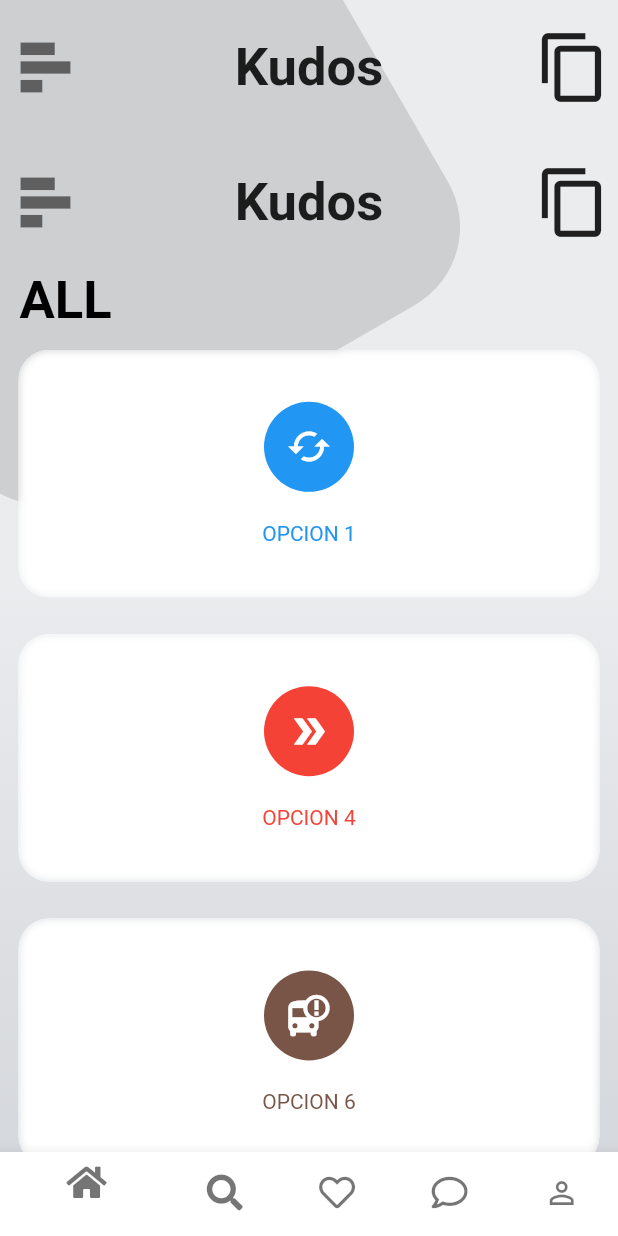
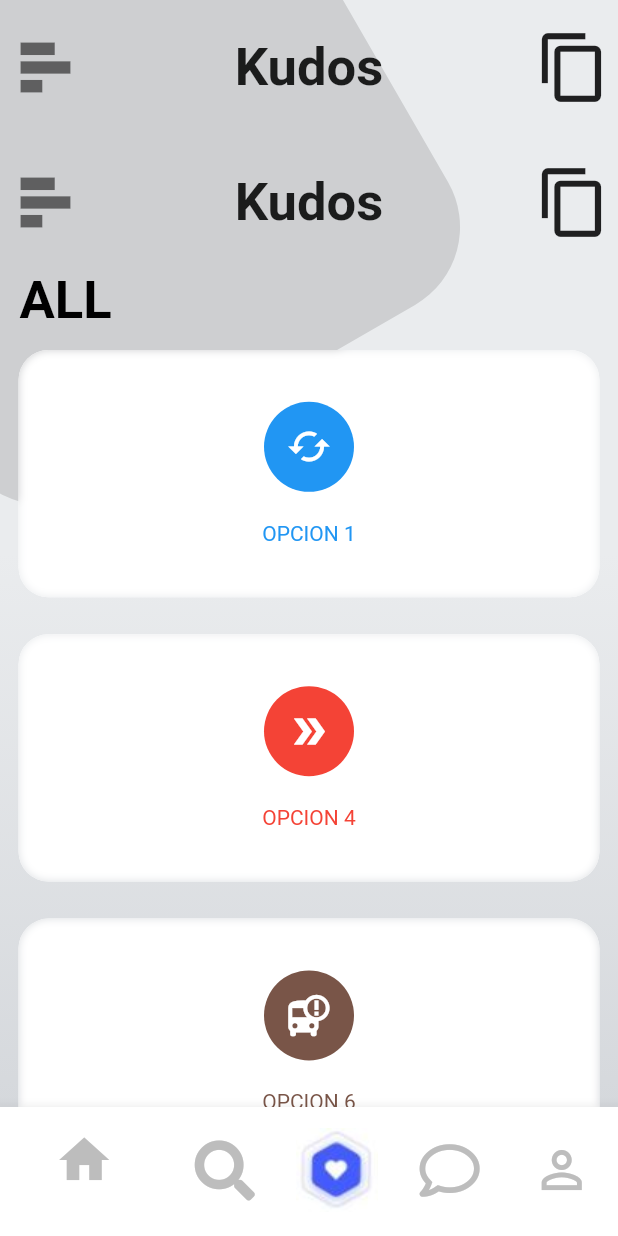
Before and after one commit to ripuc/RicardoPalmaUcancial-Practica4, a Flutter app: the PagesPage screen opened directly, on a phone screen of 412 x 824 dp. Run offline on Flutter 3.47's test engine with Material 2 defaults, Android fonts, the phone set to English and light mode, and no system bars; our stand-ins replace font_awesome_flutter.

Commit message:
Commit message

```diff
--- a/lib/main.dart
+++ b/lib/main.dart
@@ -1,6 +1,6 @@
 import 'package:flutter/material.dart';
-/*import 'package:practica4/pages/pages_page.dart';*/
-import 'package:practica4/pages/producto.dart';
+import 'package:practica4/pages/pages_page.dart';
+/*import 'package:practica4/pages/producto.dart';*/
 
 void main() => runApp(MyApp());
 
@@ -12,8 +12,8 @@ class MyApp extends StatelessWidget {
       title: 'Material App',
       initialRoute: 'pages',
       routes: {
-        /*'pages': (_) => PagesPage(),*/
-        'pages': (_) => Producto(),
+        'pages': (_) => PagesPage(),
+        /*'pages': (_) => Producto(),*/
       },
     );
   }
--- a/lib/pages/pages_page.dart
+++ b/lib/pages/pages_page.dart
@@ -116,19 +116,25 @@ class Kudos extends StatelessWidget {
         child: BottomNavigationBar(
           items: [
             BottomNavigationBarItem(
-                icon: Icon(FontAwesomeIcons.home, color: Colors.black54),
+                icon: Icon(
+                  Icons.home,
+                  color: Colors.grey[400],
+                  size: 40,
+                ),
                 label: ''),
             BottomNavigationBarItem(
-                icon: Icon(FontAwesomeIcons.search, color: Colors.black54),
+                icon: Icon(FontAwesomeIcons.search,
+                    size: 40, color: Colors.grey[400]),
+                label: ''),
+            new BottomNavigationBarItem(
+                icon: new Image.asset('assets/corazon.jpg'), label: ''),
+            BottomNavigationBarItem(
+                icon: Icon(FontAwesomeIcons.comment,
+                    size: 40, color: Colors.grey[400]),
                 label: ''),
             BottomNavigationBarItem(
-                icon: Icon(FontAwesomeIcons.heart, color: Colors.black54),
-                label: ''),
-            BottomNavigationBarItem(
-                icon: Icon(FontAwesomeIcons.comment, color: Colors.black54),
-                label: ''),
-            BottomNavigationBarItem(
-                icon: Icon(Icons.person_outline, color: Colors.black54),
+                icon: Icon(Icons.person_outline,
+                    size: 40, color: Colors.grey[400]),
                 label: ''),
           ],
         ),
```
Also changed, not shown: assets/corazon.jpg (added), assets/home.jpg, assets/persona.jpg (added).
